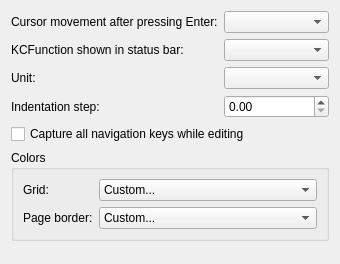
Qt form kcells/part/dialogs/InterfaceOptionsWidget.ui (KDE/koffice) before a commit.
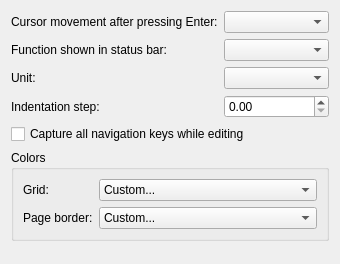
The same form after that commit. Custom widgets are drawn as their Qt base class.

Patch:
```diff
--- a/kcells/part/dialogs/InterfaceOptionsWidget.ui
+++ b/kcells/part/dialogs/InterfaceOptionsWidget.ui
@@ -31,7 +31,7 @@
    <item row="1" column="0">
     <widget class="QLabel" name="label_2">
      <property name="text">
-      <string>KCFunction shown in status bar:</string>
+      <string>Function shown in status bar:</string>
      </property>
      <property name="buddy">
       <cstring>m_statusBarFunction</cstring>
```
Left out of the diff: 6 changed lines with no effect on the pictures.
